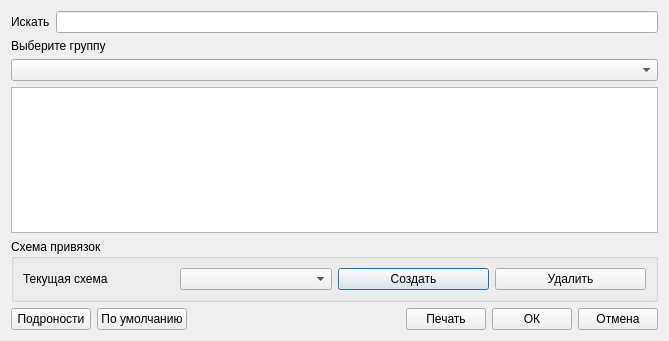
Before: the Qt Designer form setting/settingkey.ui in kissofblood/September, drawn with Qt 5.
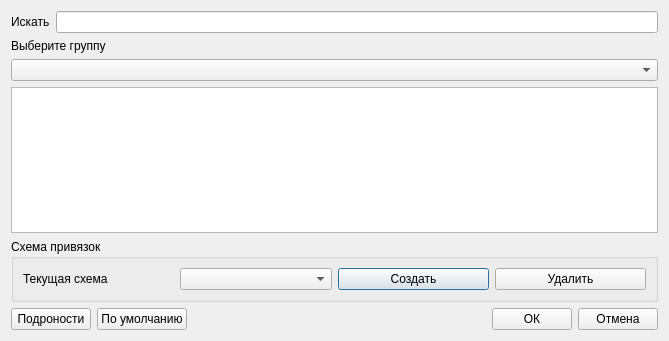
After: the same form once the commit is applied.

```diff
--- a/setting/settingkey.ui
+++ b/setting/settingkey.ui
@@ -106,13 +106,6 @@
        </property>
       </spacer>
      </item>
-     <item>
-      <widget class="QPushButton" name="pushButton">
-       <property name="text">
-        <string>Печать</string>
-       </property>
-      </widget>
-     </item>
      <item>
       <widget class="QPushButton" name="btnOk">
        <property name="text">
```
